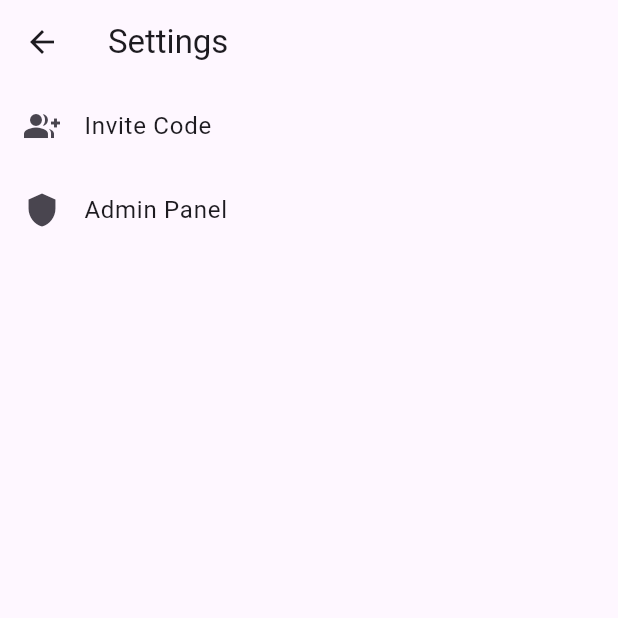
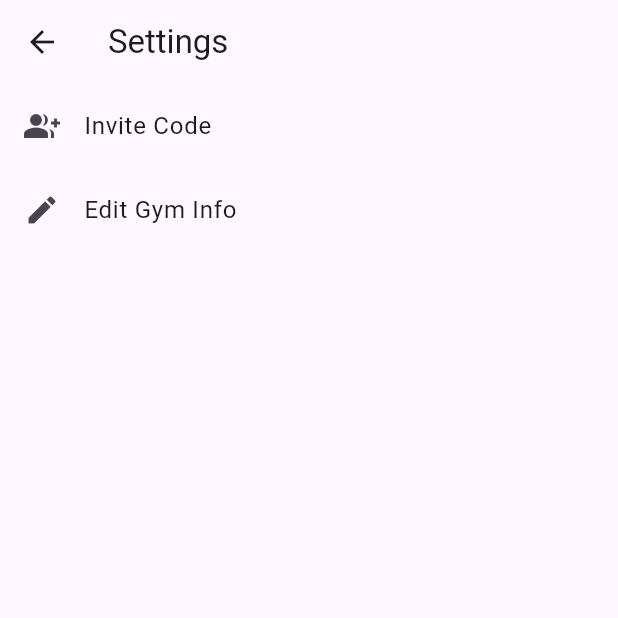
Before and after one commit to ramiro-marinio/chiqui-app, a Flutter app: the SettingsPage screen opened directly with empty values, on a phone screen of 412 x 824 dp, the top half of it. Run offline on Flutter 3.47's test engine with Material 3 defaults, Android fonts, the phone set to English and light mode, and no system bars; our stand-ins replace auto_size_text, cloud_firestore, firebase_auth, firebase_core, firebase_storage, flutter_rating_bar and 3 more; missing offline and left inert: firebase_ui_auth; accounts and stored records are empty.

Commit message:
Gym Edition is now possible. However, more work is required.

```diff
--- a/lib/firebase/gyms/gymdata.dart
+++ b/lib/firebase/gyms/gymdata.dart
@@ -4,17 +4,20 @@ class GymData {
   String name;
   String? description;
   String? photoURL;
+  String? photoName;
   GymData.fromJson(Map<String, dynamic> json)
       : ownerId = json['ownerId'],
         name = json['name'],
         description = json['description'],
         photoURL = json['photoURL'],
+        photoName = json['photoName'],
         id = json['id'];
   GymData(
       {required this.ownerId,
       required this.name,
       this.description,
       this.photoURL,
+      this.photoName,
       this.id});
   Map<String, dynamic> toJson() {
     return {
@@ -22,6 +25,7 @@ class GymData {
       'name': name,
       'description': description,
       'photoURL': photoURL,
+      'photoName': photoName,
       'id': id,
     };
   }
--- a/lib/pages/gyms_page/settings/settings.dart
+++ b/lib/pages/gyms_page/settings/settings.dart
@@ -1,6 +1,12 @@
 import 'package:flutter/material.dart';
+import 'package:gymapp/firebase/app_state.dart';
+import 'package:gymapp/firebase/auth/userdata.dart';
 import 'package:gymapp/firebase/gyms/gymdata.dart';
 import 'package:gymapp/pages/gyms_page/settings/invite/invitesettings.dart';
+import 'package:gymapp/pages/gyms_page/settings/widgets/option.dart';
+import 'package:gymapp/pages/gyms_page/settings/widgets/usersettingstile.dart';
+import 'package:gymapp/pages/gyms_page/widgets/create_gym/creategym.dart';
+import 'package:provider/provider.dart';
 
 class SettingsPage extends StatefulWidget {
   final GymData gymData;
@@ -13,13 +19,21 @@ class SettingsPage extends StatefulWidget {
 class _SettingsPageState extends State<SettingsPage> {
   @override
   Widget build(BuildContext context) {
+    final ApplicationState applicationState =
+        Provider.of<ApplicationState>(context);
+    final Future<List<UserData?>> users =
+        applicationState.getGymUsers(widget.gymData.id!);
+    return FutureBuilder(
+      future: users,
+      builder: (context, snapshot) {
+        if (snapshot.connectionState == ConnectionState.done) {
           return Scaffold(
             appBar: AppBar(title: const Text('Settings')),
             body: Column(
               children: [
-          ListTile(
-            leading: const Icon(Icons.group_add),
-            title: const Text('Invite Code'),
+                Option(
+                  icon: const Icon(Icons.group_add),
+                  text: 'Invite Code',
                   onTap: () {
                     Navigator.push(
                       context,
@@ -31,13 +45,32 @@ class _SettingsPageState extends State<SettingsPage> {
                     );
                   },
                 ),
-          ListTile(
-            leading: const Icon(Icons.shield),
-            title: const Text('Admin Panel'),
-            onTap: () {},
-          )
+                Option(
+                  icon: const Icon(Icons.edit),
+                  text: 'Edit Gym Info',
+                  onTap: () {
+                    Navigator.push(
+                      context,
+                      MaterialPageRoute(
+                        builder: (context) =>
+                            CreateGym(editGym: widget.gymData),
+                      ),
+                    );
+                  },
+                ),
+                ...List.generate(
+                    snapshot.data!.length,
+                    (index) =>
+                        UserSettingsTile(userData: snapshot.data![index]!)),
               ],
             ),
           );
+        } else {
+          return const Center(
+            child: CircularProgressIndicator.adaptive(),
+          );
+        }
+      },
+    );
   }
 }
--- /dev/null
+++ b/lib/pages/gyms_page/settings/widgets/option.dart
@@ -0,0 +1,18 @@
+import 'package:flutter/material.dart';
+
+class Option extends StatelessWidget {
+  final Widget icon;
+  final String text;
+  final VoidCallback onTap;
+  const Option(
+      {super.key, required this.icon, required this.text, required this.onTap});
+
+  @override
+  Widget build(BuildContext context) {
+    return ListTile(
+      leading: icon,
+      title: Text(text),
+      onTap: onTap,
+    );
+  }
+}
--- a/lib/pages/gyms_page/widgets/gym/menu/pages/exercise_demos/interfaces/demomaker.dart
+++ b/lib/pages/gyms_page/widgets/gym/menu/pages/exercise_demos/interfaces/demomaker.dart
@@ -6,7 +6,6 @@ import 'package:gymapp/firebase/widgets/profile_config/adaptivedivider.dart';
 import 'package:gymapp/firebase/widgets/profile_config/fields/genderfield.dart';
 import 'package:gymapp/functions/adaptive_color.dart';
 import 'package:gymapp/functions/random_string.dart';
-import 'package:gymapp/functions/showprogressdialog.dart';
 import 'package:gymapp/navigation/widgets/confirmationdialog.dart';
 import 'package:gymapp/pages/gyms_page/widgets/create_gym/fields/controllerfield.dart';
 import 'package:gymapp/pages/gyms_page/widgets/gym/menu/pages/exercise_demos/demodata.dart';
```
Also changed, not shown: lib/firebase/app_state.dart (+21 -3 lines), lib/pages/gyms_page/settings/widgets/usersettingstile.dart (added, +57 -0 lines), lib/pages/gyms_page/widgets/create_gym/creategym.dart (+58 -23 lines), lib/pages/gyms_page/widgets/create_gym/fields/gympicpicker.dart (+16 -12 lines). Lines whose indentation alone changed are shown as unchanged.
